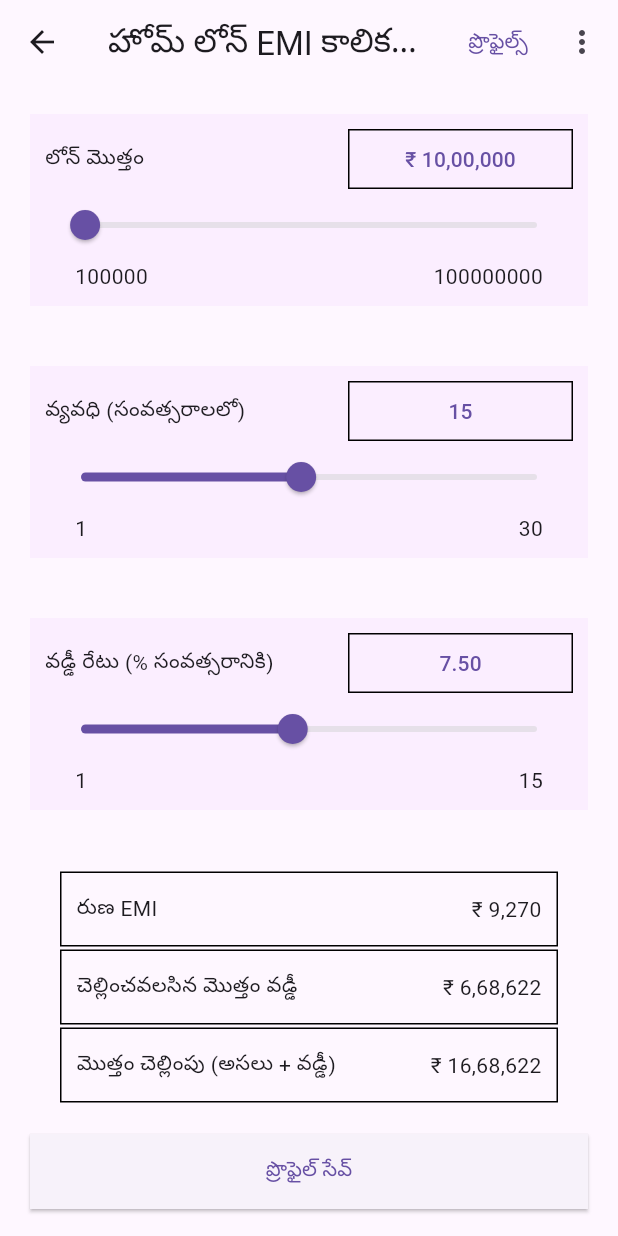
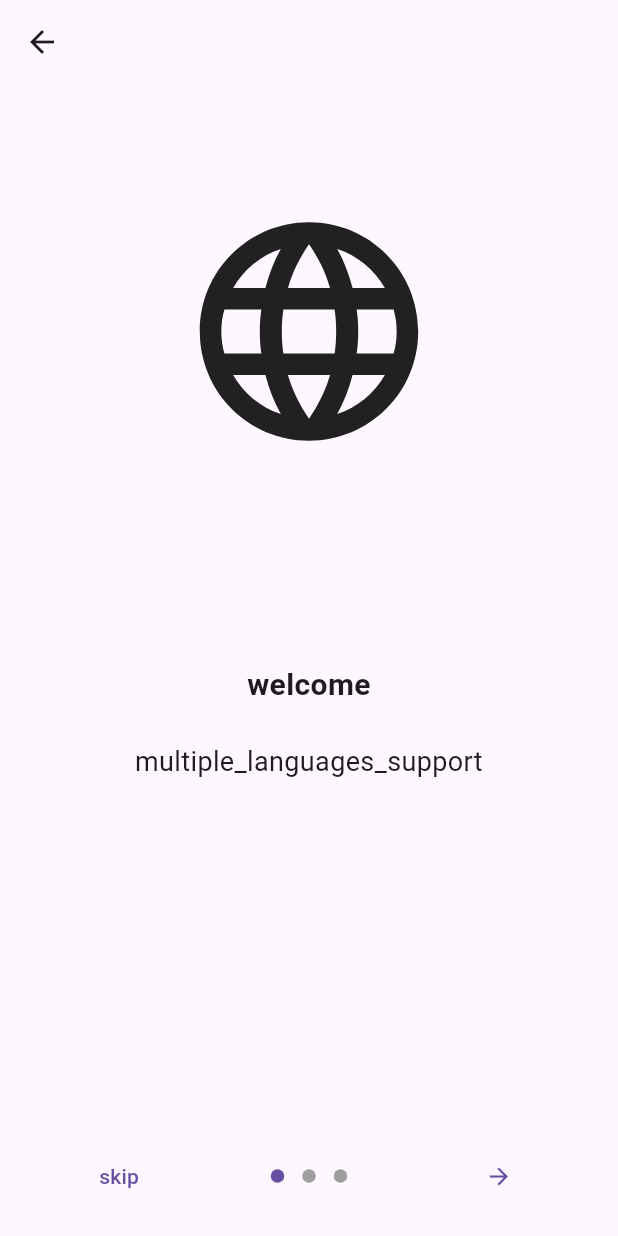
Before and after one commit to Pragament/flutter_EMI_manager, a Flutter app: the screen it shows after launch, after a tap on "టెలిగు", on a phone screen of 412 x 824 dp. Run offline on Flutter 3.47's test engine with Material 3 defaults, Android fonts, the phone set to English and light mode, and no system bars; drawn by our look-alikes of introduction_screen; our stand-ins replace easy_localization, shared_preferences; generated files the repository leaves out were written again.

```diff
--- a/lib/Components/amount_slider.dart
+++ b/lib/Components/amount_slider.dart
@@ -15,7 +15,7 @@ class AmountSlider extends StatefulWidget {
       required this.max,
       required this.updateValue,
       required this.id,
-      required this.title});
+      required this.title, required String unit});
 
   @override
   State<AmountSlider> createState() => _AmountSliderState();
--- a/lib/Components/calculator_interface.dart
+++ b/lib/Components/calculator_interface.dart
@@ -152,6 +152,12 @@ class _CalculatorInterfaceState extends State<CalculatorInterface> {
   Widget build(BuildContext context) {
     return Scaffold(
       appBar: AppBar(
+        leading: IconButton(
+          icon: Icon(Icons.arrow_back),
+          onPressed: () {
+            Navigator.popAndPushNamed(context, '/onboarding');
+          },
+        ),
         title: Text(AppLocalizations.of(context)!.lang),
         actions: [
           !updateProfileFlag
@@ -193,21 +199,21 @@ class _CalculatorInterfaceState extends State<CalculatorInterface> {
                 max: 100000000,
                 amount: loanAmount,
                 updateValue: updateValue,
-                title: AppLocalizations.of(context)!.loanAmount),
+                title: AppLocalizations.of(context)!.loanAmount, unit: '',),
             AmountSlider(
                 id: 2,
                 min: 1,
                 max: 30,
                 amount: loanTenure,
                 updateValue: updateValue,
-                title: AppLocalizations.of(context)!.tenure),
+                title: AppLocalizations.of(context)!.tenure, unit: '',),
             AmountSlider(
                 id: 3,
                 min: 1,
                 max: 15,
                 amount: intrestRate,
                 updateValue: updateValue,
-                title: AppLocalizations.of(context)!.intrest),
+                title: AppLocalizations.of(context)!.intrest, unit: '',),
             Container(
               margin: const EdgeInsets.symmetric(horizontal: 40, vertical: 20),
               child: Column(
--- /dev/null
+++ b/lib/Components/onboarding_carousel.dart
@@ -0,0 +1,50 @@
+import 'package:flutter/material.dart';
+import 'package:introduction_screen/introduction_screen.dart';
+import 'package:shared_preferences/shared_preferences.dart';
+import 'package:easy_localization/easy_localization.dart';
+
+class OnboardingScreen extends StatelessWidget {
+  final List<PageViewModel> pages = [
+    PageViewModel(
+      title: 'welcome'.tr(),
+      body: 'multiple_languages_support'.tr(),
+      image: const Center(child: Icon(Icons.language, size: 175.0)),
+    ),
+    PageViewModel(
+      title: 'emi_calculator'.tr(),
+      body: 'preview_emi'.tr(),
+      image: const Center(child: Icon(Icons.calculate, size: 175.0)),
+    ),
+    PageViewModel(
+      title: 'profile_management'.tr(),
+      body: 'save_and_view_profiles'.tr(),
+      image: const Center(child: Icon(Icons.account_box, size: 175.0)),
+    ),
+  ];
+
+  @override
+  Widget build(BuildContext context) {
+    return Scaffold(
+      appBar: AppBar(
+        leading: IconButton(
+          icon: const Icon(Icons.arrow_back),
+          onPressed: () {
+            Navigator.of(context).pop();
+          },
+        ),
+      ),
+      body: IntroductionScreen(
+        pages: pages,
+        onDone: () async {
+          final prefs = await SharedPreferences.getInstance();
+          await prefs.setBool('onboarding_complete', true);
+          Navigator.of(context).pushReplacementNamed('/calculator');
+        },
+        showSkipButton: true,
+        skip: Text('skip'.tr()),
+        next: const Icon(Icons.arrow_forward),
+        done: Text('done'.tr(), style: const TextStyle(fontWeight: FontWeight.w600)),
+      ),
+    );
+  }
+}
--- a/lib/main.dart
+++ b/lib/main.dart
@@ -1,3 +1,4 @@
+import 'package:emi_calculator/Components/onboarding_carousel.dart';
 import 'package:emi_calculator/Components/profile_list.dart';
 import 'package:flutter/material.dart';
 import 'package:flutter_localizations/flutter_localizations.dart';
@@ -11,14 +12,18 @@ void main() async {
   WidgetsFlutterBinding.ensureInitialized();
   SharedPreferences sp = await SharedPreferences.getInstance();
   final String languageCode = sp.getString('language_code') ?? 'en';
+  final bool isSet = sp.getBool('isSet') ?? false;
+
   runApp(MyApp(
     locale: languageCode,
+    isSet: isSet,
   ));
 }
 
 class MyApp extends StatelessWidget {
   final String? locale;
-  const MyApp({super.key, this.locale});
+  final bool isSet;
+  const MyApp({super.key, this.locale, required this.isSet});
 
   @override
   Widget build(BuildContext context) {
@@ -30,9 +35,7 @@ class MyApp extends StatelessWidget {
         builder: (context, provider, child) {
           return MaterialApp(
             debugShowCheckedModeBanner: false,
-            locale: locale == ""
-                ? const Locale('en')
-                : provider.applocale ?? Locale(locale!),
+            locale: provider.applocale ?? Locale(locale!),
             localizationsDelegates: const [
               AppLocalizations.delegate,
               GlobalMaterialLocalizations.delegate,
@@ -41,13 +44,16 @@ class MyApp extends StatelessWidget {
             ],
             supportedLocales: const [
               Locale('en'), // English
-              Locale('hi'), // hindi
-              Locale('te') // telegu
+              Locale('hi'), // Hindi
+              Locale('te') // Telugu
             ],
+            initialRoute: isSet ? '/calculator' : '/',
             routes: {
               "/": (context) => const HomePage(),
+              "/home": (context) => const HomePage(),
+              "/onboarding": (context) => OnboardingScreen(),
               "/calculator": (context) => const CalculatorInterface(),
-              "/profiles": (context) => const ProfileList()
+              "/profiles": (context) => const ProfileList(),
             },
           );
         },
@@ -57,9 +63,7 @@ class MyApp extends StatelessWidget {
 }
 
 class HomePage extends StatefulWidget {
-  const HomePage({
-    super.key,
-  });
+  const HomePage({super.key});
 
   @override
   State<HomePage> createState() => _HomePageState();
@@ -73,8 +77,8 @@ class _HomePageState extends State<HomePage> {
     final bool isSet = sp.getBool('isSet') ?? false;
 
     if (isSet) {
-      Navigator.pushReplacement(context,
-          MaterialPageRoute(builder: (context) => const CalculatorInterface()));
+      Navigator.pushReplacement(
+          context, MaterialPageRoute(builder: (context) => const CalculatorInterface()));
     }
   }
 
@@ -91,8 +95,7 @@ class _HomePageState extends State<HomePage> {
         body: Consumer<LanguageChangeController>(
             builder: (context, provide, child) {
           return Center(
-            child:
-                Column(mainAxisAlignment: MainAxisAlignment.center, children: [
+            child: Column(mainAxisAlignment: MainAxisAlignment.center, children: [
               const Padding(
                 padding: EdgeInsets.symmetric(vertical: 20),
                 child: Text(
@@ -102,13 +105,15 @@ class _HomePageState extends State<HomePage> {
               ),
               Container(
                 width: double.infinity,
-                margin:
-                    const EdgeInsets.symmetric(vertical: 10, horizontal: 50),
+                margin: const EdgeInsets.symmetric(vertical: 10, horizontal: 50),
                 height: 50,
                 child: ElevatedButton(
-                    onPressed: () {
+                    onPressed: () async {
                       provide.changeLanguage(const Locale('en'));
-                      Navigator.pushNamed(context, "/calculator");
+                      sp = await SharedPreferences.getInstance();
+                      await sp.setBool('isSet', true);
+                      await sp.setString('language_code', 'en');
+                      Navigator.pushNamed(context, "/onboarding");
                     },
                     child: const Text(
                       "English",
@@ -117,13 +122,15 @@ class _HomePageState extends State<HomePage> {
               ),
               Container(
                 width: double.infinity,
-                margin:
-                    const EdgeInsets.symmetric(vertical: 10, horizontal: 50),
+                margin: const EdgeInsets.symmetric(vertical: 10, horizontal: 50),
                 height: 50,
                 child: ElevatedButton(
-                    onPressed: () {
+                    onPressed: () async {
                       provide.changeLanguage(const Locale('hi'));
-                      Navigator.pushNamed(context, "/calculator");
+                      sp = await SharedPreferences.getInstance();
+                      await sp.setBool('isSet', true);
+                      await sp.setString('language_code', 'hi');
+                      Navigator.pushNamed(context, "/onboarding");
                     },
                     child: const Text(
                       "हिंदी",
@@ -132,13 +139,15 @@ class _HomePageState extends State<HomePage> {
               ),
               Container(
                 width: double.infinity,
-                margin:
-                    const EdgeInsets.symmetric(vertical: 10, horizontal: 50),
+                margin: const EdgeInsets.symmetric(vertical: 10, horizontal: 50),
                 height: 50,
                 child: ElevatedButton(
-                    onPressed: () {
+                    onPressed: () async {
                       provide.changeLanguage(const Locale('te'));
-                      Navigator.pushNamed(context, "/calculator");
+                      sp = await SharedPreferences.getInstance();
+                      await sp.setBool('isSet', true);
+                      await sp.setString('language_code', 'te');
+                      Navigator.pushNamed(context, "/onboarding");
                     },
                     child: const Text(
                       "టెలిగు",
--- a/pubspec.yaml
+++ b/pubspec.yaml
@@ -40,6 +40,8 @@ dependencies:
   shared_preferences:
   flutter_localizations:
     sdk : flutter
+  introduction_screen: ^3.1.14
+  easy_localization: ^3.0.7
 
 dev_dependencies:
   flutter_test:
```
Also changed, not shown: lib/l10n/app_en.arb (+26 -17 lines), lib/l10n/app_hi.arb (+26 -18 lines), lib/l10n/app_te.arb (+25 -18 lines), pubspec.lock.
